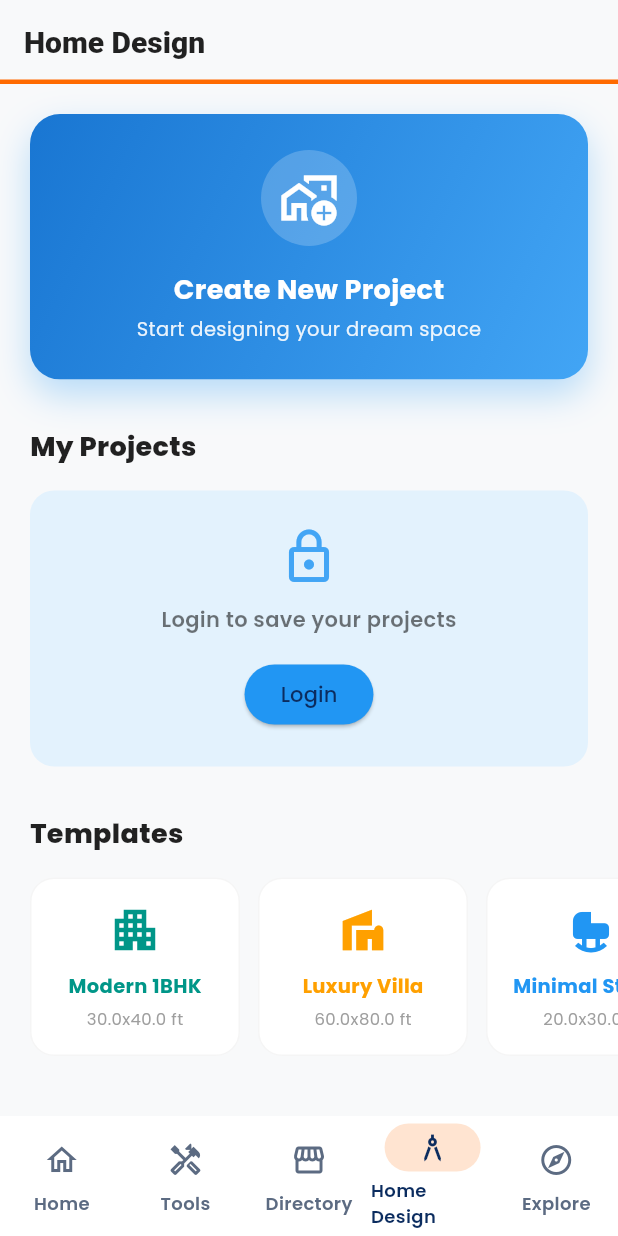
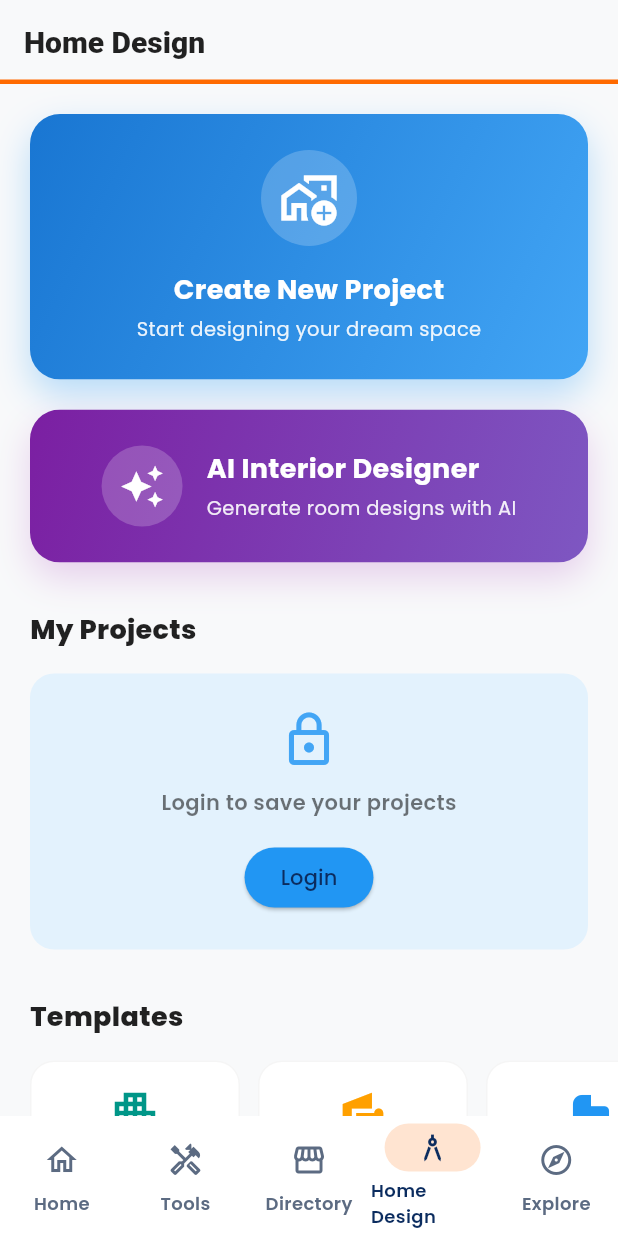
Before and after one commit to prajapati-technologies/indian_mobile, a Flutter app: the screen it shows after launch, item 4 of the bottom bar chosen, on a phone screen of 412 x 824 dp. Run offline on Flutter 3.47's test engine with Material 3 defaults, Android fonts, the phone set to English and light mode, and no system bars; our stand-ins replace barcode_widget, cached_network_image, file_picker, flutter_map, geolocator, glass_kit and 8 more; missing offline and left inert: flutter_cube, google_mlkit_text_recognition, syncfusion_flutter_pdf; network calls fail.

Commit message:
feat: implement home design dashboard with project management, AI interior generation, and screen navigation modules

```diff
--- a/lib/screens/home_design/design_dashboard_screen.dart
+++ b/lib/screens/home_design/design_dashboard_screen.dart
@@ -1,6 +1,7 @@
 import 'package:flutter/material.dart';
 import 'project_editor_screen.dart';
 import 'create_project_screen.dart';
+import 'ai_interior_screen.dart';
 import '../../services/api_service.dart';
 import '../../services/project_service.dart';
 import '../../models/home_design_models.dart';
@@ -72,6 +73,8 @@ class _DesignDashboardScreenState extends State<DesignDashboardScreen> {
             crossAxisAlignment: CrossAxisAlignment.start,
             children: [
               _buildCreateNewButton(),
+              const SizedBox(height: 20),
+              _buildAIInteriorButton(),
               const SizedBox(height: 32),
               const Text('My Projects', style: TextStyle(fontSize: 18, fontWeight: FontWeight.w800, color: Colors.black87)),
               const SizedBox(height: 16),
@@ -115,7 +118,7 @@ class _DesignDashboardScreenState extends State<DesignDashboardScreen> {
         child: InkWell(
           onTap: () {
             if (widget.token == null) { widget.onRequireLogin(); return; }
-            Navigator.push(context, MaterialPageRoute(builder: (_) => const CreateProjectScreen()));
+            Navigator.push(context, MaterialPageRoute(builder: (_) => CreateProjectScreen(api: widget.api, token: widget.token)));
           },
           child: Ink(
             width: double.infinity,
@@ -138,6 +141,58 @@ class _DesignDashboardScreenState extends State<DesignDashboardScreen> {
                 const Text('Create New Project', style: TextStyle(fontWeight: FontWeight.bold, fontSize: 18, color: Colors.white)),
                 const SizedBox(height: 4),
                 Text('Start designing your dream space', style: TextStyle(color: Colors.white.withOpacity(0.9), fontSize: 13)),
+              ],
+            ),
+          ),
+        ),
+      ),
+    );
+  }
+
+  Widget _buildAIInteriorButton() {
+    return Container(
+      decoration: BoxDecoration(
+        borderRadius: BorderRadius.circular(20),
+        boxShadow: [
+          BoxShadow(color: Colors.purple.withOpacity(0.2), blurRadius: 20, offset: const Offset(0, 10)),
+        ],
+      ),
+      child: Material(
+        color: Colors.transparent,
+        borderRadius: BorderRadius.circular(20),
+        clipBehavior: Clip.antiAlias,
+        child: InkWell(
+          onTap: () {
+            if (widget.token == null) { widget.onRequireLogin(); return; }
+            Navigator.push(context, MaterialPageRoute(builder: (_) => AIInteriorScreen(api: widget.api, token: widget.token!)));
+          },
+          child: Ink(
+            width: double.infinity,
+            padding: const EdgeInsets.symmetric(vertical: 24),
+            decoration: BoxDecoration(
+              gradient: LinearGradient(
+                colors: [Colors.purple.shade700, Colors.deepPurple.shade400],
+                begin: Alignment.topLeft,
+                end: Alignment.bottomRight,
+              ),
+            ),
+            child: Row(
+              mainAxisAlignment: MainAxisAlignment.center,
+              children: [
+                Container(
+                  padding: const EdgeInsets.all(12),
+                  decoration: BoxDecoration(color: Colors.white.withOpacity(0.2), shape: BoxShape.circle),
+                  child: const Icon(Icons.auto_awesome, size: 30, color: Colors.white),
+                ),
+                const SizedBox(width: 16),
+                Column(
+                  crossAxisAlignment: CrossAxisAlignment.start,
+                  children: [
+                    const Text('AI Interior Designer', style: TextStyle(fontWeight: FontWeight.bold, fontSize: 18, color: Colors.white)),
+                    const SizedBox(height: 4),
+                    Text('Generate room designs with AI', style: TextStyle(color: Colors.white.withOpacity(0.9), fontSize: 13)),
+                  ],
+                ),
               ],
             ),
           ),
@@ -186,7 +241,11 @@ class _DesignDashboardScreenState extends State<DesignDashboardScreen> {
   }
 
   void _openProject(ProjectModel project) {
-    Navigator.push(context, MaterialPageRoute(builder: (_) => ProjectEditorScreen(projectId: project.id)));
+    Navigator.push(context, MaterialPageRoute(builder: (_) => ProjectEditorScreen(
+      projectId: project.id,
+      api: widget.api,
+      token: widget.token,
+    )));
   }
 
   Widget _buildTemplateCategories() {
@@ -225,7 +284,7 @@ class _DesignDashboardScreenState extends State<DesignDashboardScreen> {
           onTap: () {
             if (widget.token == null) { widget.onRequireLogin(); return; }
             // Navigate to create with pre-filled dimensions
-            Navigator.push(context, MaterialPageRoute(builder: (_) => const CreateProjectScreen()));
+            Navigator.push(context, MaterialPageRoute(builder: (_) => CreateProjectScreen(api: widget.api, token: widget.token)));
           },
           child: Padding(
             padding: const EdgeInsets.all(16),
--- a/pubspec.yaml
+++ b/pubspec.yaml
@@ -38,6 +38,7 @@ dependencies:
   cupertino_icons: ^1.0.8
   http: ^1.3.0
   shared_preferences: ^2.5.3
+  google_sign_in: ^6.2.1
   google_fonts: ^6.2.1
   intl: ^0.20.2
   qr_flutter: ^4.1.0
```
Also changed, not shown: lib/screens/account_page.dart (+4 -3 lines), lib/screens/home_design/ai_interior_screen.dart (+29 -16 lines), lib/screens/home_design/create_project_screen.dart (+13 -2 lines), lib/screens/home_design/project_editor_screen.dart (+26 -4 lines), lib/screens/home_design/three_d_preview_screen.dart (+24 -2 lines), lib/screens/login_page.dart (+47 -1 lines), lib/screens/support_page.dart (added, +139 -0 lines), pubspec.lock, 1 other file.
